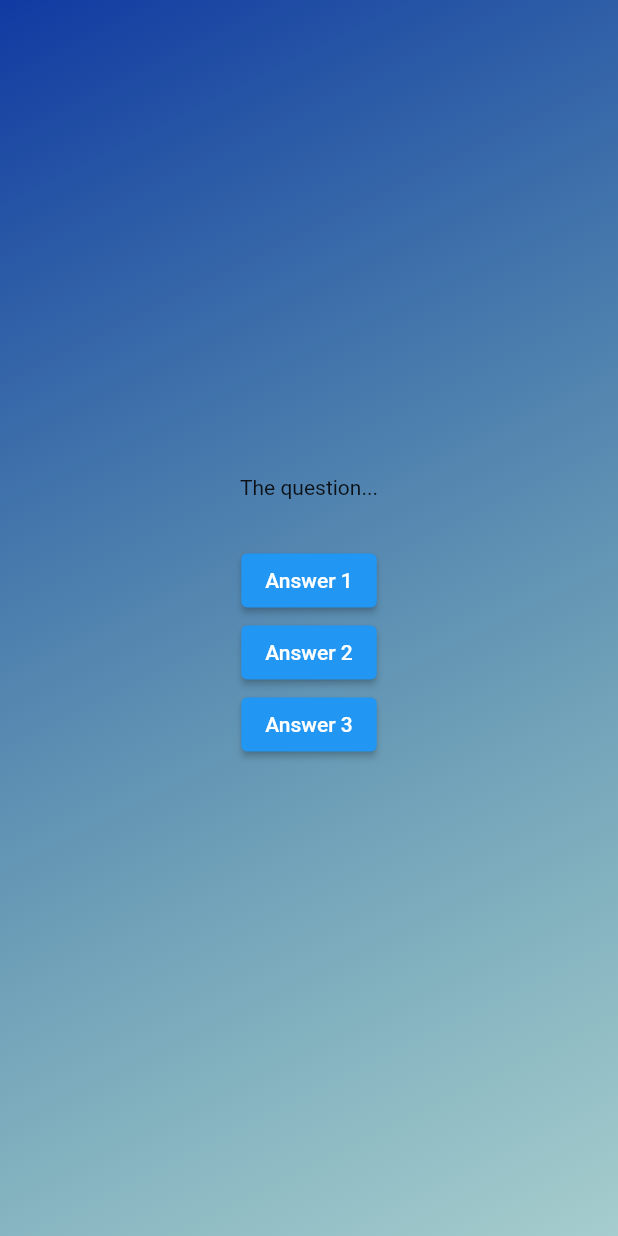
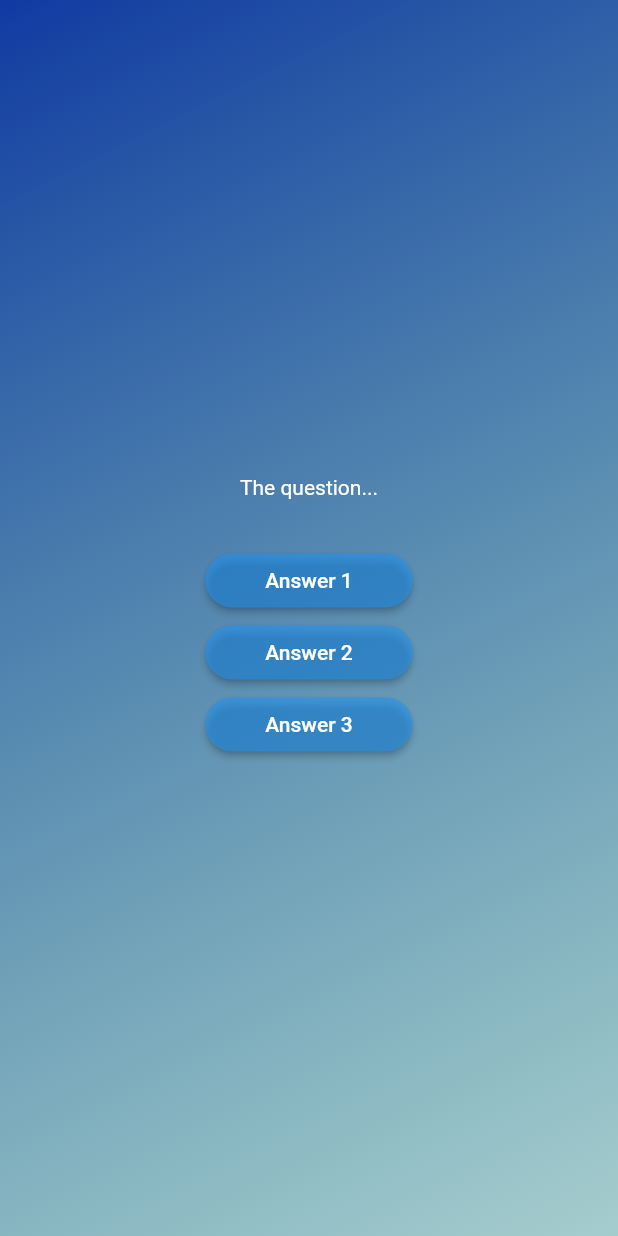
Before and after one commit to olonisakindavid/Quiz-App, a Flutter app: the screen it shows after launch, after a tap on "Start Quiz", on a phone screen of 412 x 824 dp. Run offline on Flutter 3.47's test engine with Material 2 defaults, Android fonts, the phone set to English and light mode, and no system bars.

Commit message:
creatin resuable customed styled button

```diff
--- /dev/null
+++ b/lib/answer_button.dart
@@ -0,0 +1,28 @@
+import 'package:flutter/material.dart';
+
+class AnswerButton extends StatelessWidget {
+  const AnswerButton({
+    super.key,
+    required this.answerText,
+    required this.onTap,
+  });
+
+  final String answerText;
+  final void Function() onTap;
+
+  @override
+  Widget build(BuildContext context) {
+    return ElevatedButton(
+      onPressed: () {},
+      style: ElevatedButton.styleFrom(
+        padding: const EdgeInsets.symmetric(vertical: 10, horizontal: 40),
+        backgroundColor: const Color.fromARGB(145, 33, 149, 243),
+        foregroundColor: Colors.white,
+        shape: RoundedRectangleBorder(
+          borderRadius: BorderRadius.circular(40),
+        ),
+      ),
+      child: Text(answerText),
+    );
+  }
+}
--- a/lib/questions_screen.dart
+++ b/lib/questions_screen.dart
@@ -1,4 +1,5 @@
 import 'package:flutter/material.dart';
+import 'package:quiz_app/answer_button.dart';
 
 class QuestionsScreen extends StatefulWidget {
   const QuestionsScreen({super.key});
@@ -17,19 +18,22 @@ class _QuestionsScreenState extends State<QuestionsScreen> {
       child: Column(
         mainAxisAlignment: MainAxisAlignment.center,
         children: [
-          const Text('The question...'),
+          const Text(
+            'The question...',
+            style: TextStyle(color: Colors.white),
+          ),
           const SizedBox(height: 30),
-          ElevatedButton(
-            onPressed: () {},
-            child: const Text('Answer 1'),
+          AnswerButton(
+            answerText: 'Answer 1',
+            onTap: () {},
           ),
-          ElevatedButton(
-            onPressed: () {},
-            child: const Text('Answer 2'),
+          AnswerButton(
+            answerText: 'Answer 2',
+            onTap: () {},
           ),
-          ElevatedButton(
-            onPressed: () {},
-            child: const Text('Answer 3'),
+          AnswerButton(
+            answerText: 'Answer 3',
+            onTap: () {},
           ),
         ],
       ),
```
